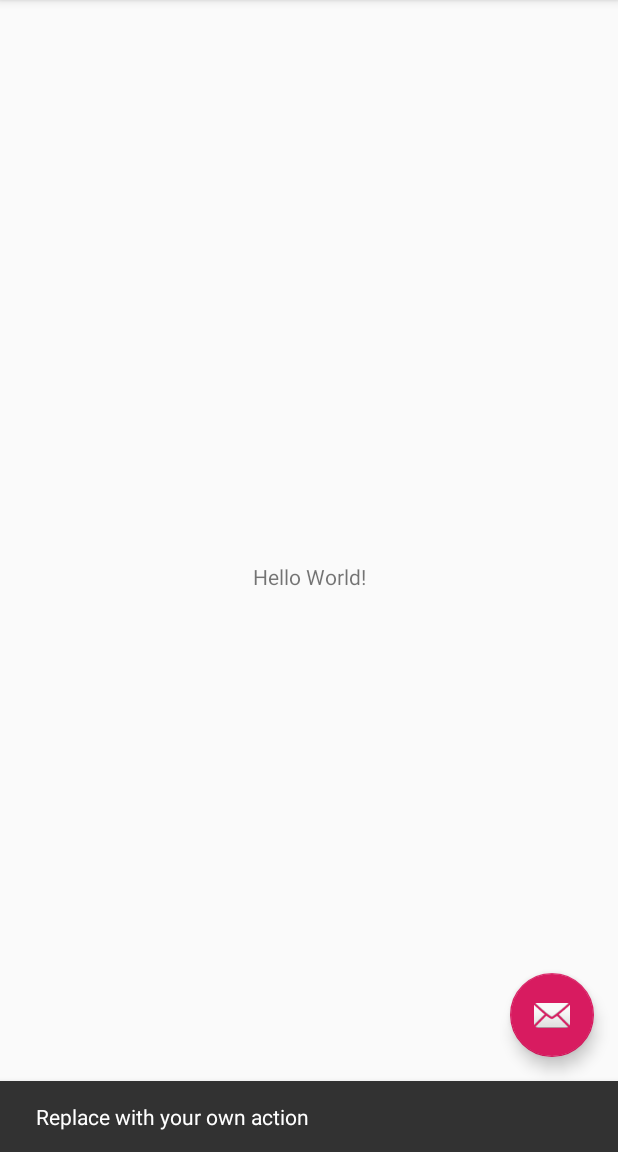
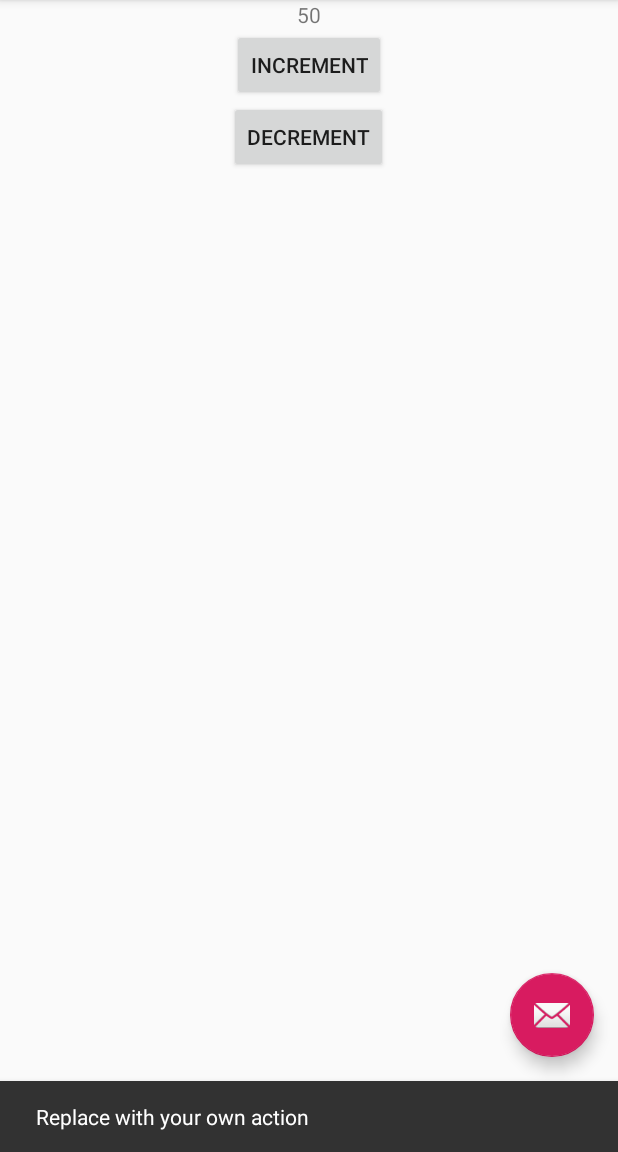
Before and after one commit to Maroa01/android-test, an Android app: the screen it shows after launch (MainActivity), after a tap on an icon or button, on a phone screen of 412 x 824 dp, the part 84-1236 px from its top. Run offline under Robolectric (Android 15) with nearby library versions, the phone set to English and light mode, and no system bars.

Commit message:
Done In Class.
Check code part

```diff
--- a/app/src/main/java/com/example/androidtest/MainActivity.java
+++ b/app/src/main/java/com/example/androidtest/MainActivity.java
@@ -12,7 +12,9 @@ import android.view.View;
 import android.view.Menu;
 import android.view.MenuItem;
 
+
 public class MainActivity extends AppCompatActivity {
+    private int counter;
 
     @Override
     protected void onCreate(Bundle savedInstanceState) {
--- a/app/src/main/res/layout/content_main.xml
+++ b/app/src/main/res/layout/content_main.xml
@@ -8,13 +8,32 @@
     tools:context=".MainActivity"
     tools:showIn="@layout/activity_main">
 
-    <TextView
-        android:layout_width="wrap_content"
-        android:layout_height="wrap_content"
-        android:text="Hello World!"
+    <LinearLayout
+        android:layout_width="0dp"
+        android:layout_height="0dp"
+        android:gravity="center|top"
+        android:orientation="vertical"
         app:layout_constraintBottom_toBottomOf="parent"
-        app:layout_constraintLeft_toLeftOf="parent"
-        app:layout_constraintRight_toRightOf="parent"
-        app:layout_constraintTop_toTopOf="parent" />
+        app:layout_constraintEnd_toEndOf="parent"
+        app:layout_constraintStart_toStartOf="parent"
+        app:layout_constraintTop_toTopOf="parent">
 
+        <TextView
+            android:id="@+id/outputView"
+            android:layout_width="wrap_content"
+            android:layout_height="wrap_content"
+            android:text="50" />
+
+        <Button
+            android:id="@+id/button"
+            android:layout_width="wrap_content"
+            android:layout_height="wrap_content"
+            android:text="@string/increment" />
+
+        <Button
+            android:id="@+id/button2"
+            android:layout_width="wrap_content"
+            android:layout_height="wrap_content"
+            android:text="@string/decrement" />
+    </LinearLayout>
 </androidx.constraintlayout.widget.ConstraintLayout>
--- a/app/src/main/res/values/strings.xml
+++ b/app/src/main/res/values/strings.xml
@@ -1,4 +1,7 @@
 <resources>
     <string name="app_name">AndroidTest</string>
     <string name="action_settings">Settings</string>
+    <string name="textview">TextView</string>
+    <string name="increment">Increment</string>
+    <string name="decrement">Decrement</string>
 </resources>
```
